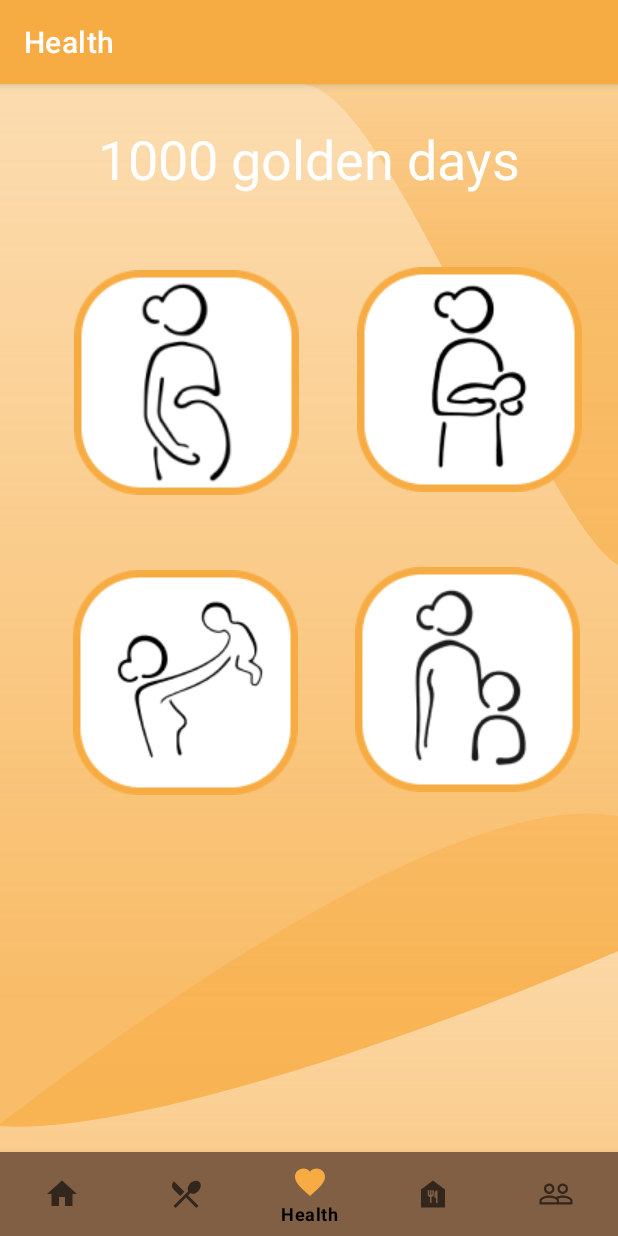
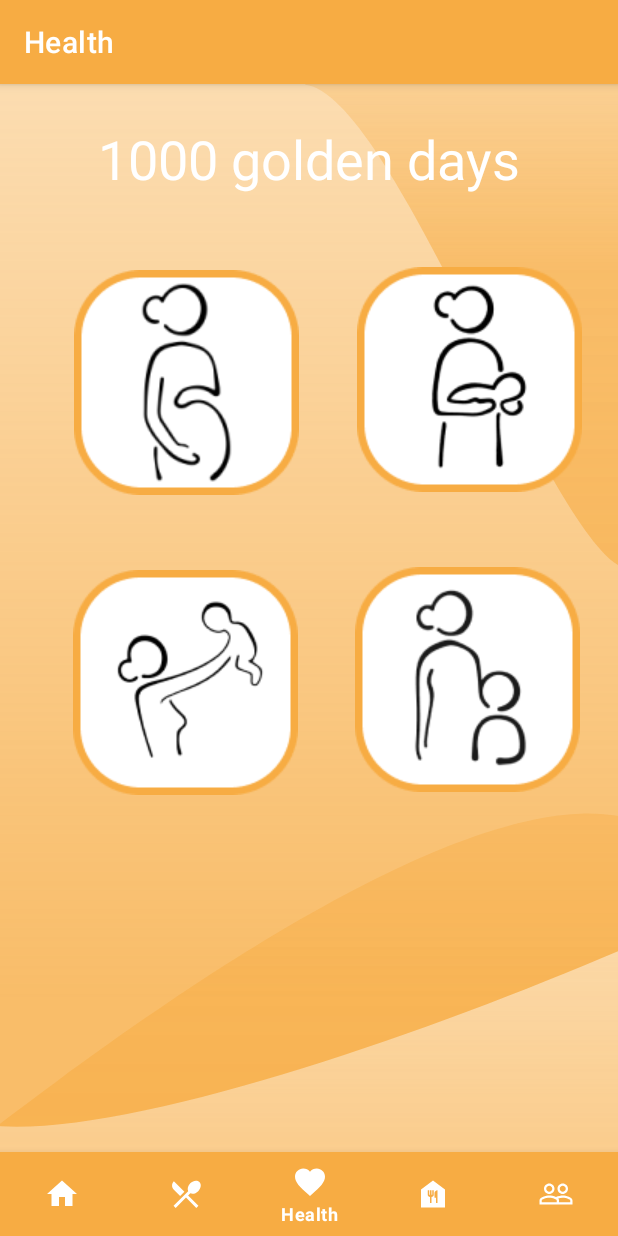
Before and after one commit to OmarEbrahim199/G2_SundMadINepal, an Android app: the Navigation screen opened directly, with no data from a screen before it, item 3 of the bottom bar chosen, on a phone screen of 412 x 824 dp. Run offline under Robolectric (Android 15) with nearby library versions, the phone set to English and light mode, and no system bars; our stand-ins replace navigation-ui; 2 statements that could not run were skipped.

Commit message:
Navigation bar updated

```diff
--- a/app/src/main/res/layout/activity_navigation.xml
+++ b/app/src/main/res/layout/activity_navigation.xml
@@ -7,22 +7,18 @@
     android:layout_height="match_parent"
     >
 
-
-
     <com.google.android.material.bottomnavigation.BottomNavigationView
         android:id="@+id/nav_view"
         android:layout_width="match_parent"
         android:layout_height="wrap_content"
-        android:background="#805F38"
-        app:backgroundTint="#805f45"
-        app:itemTextColor="@color/black"
+        android:background="@color/Orange"
+        app:itemIconTint="@color/white"
+        app:itemTextColor="@color/white"
         app:layout_constraintBottom_toBottomOf="parent"
         app:layout_constraintLeft_toLeftOf="parent"
         app:layout_constraintRight_toRightOf="parent"
         app:menu="@menu/bottom_nav_menu"
         />
-
-
 
     <fragment
         android:id="@+id/nav_host_fragment_activity_navigation"
```
